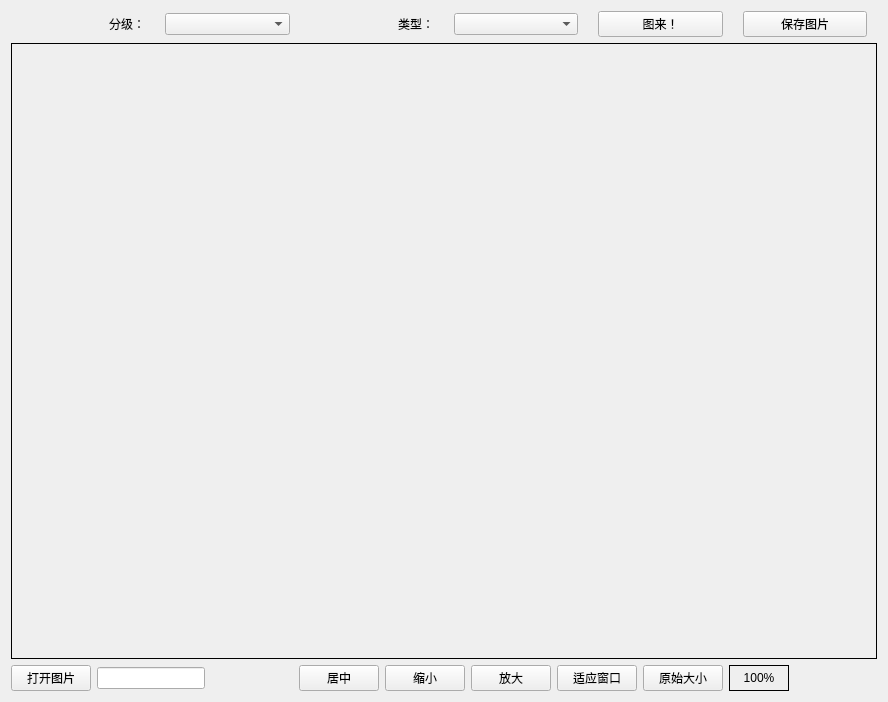
First picture: the form in src/widget.ui, repository Xie-Long-0/WaifuPics, before the edit.
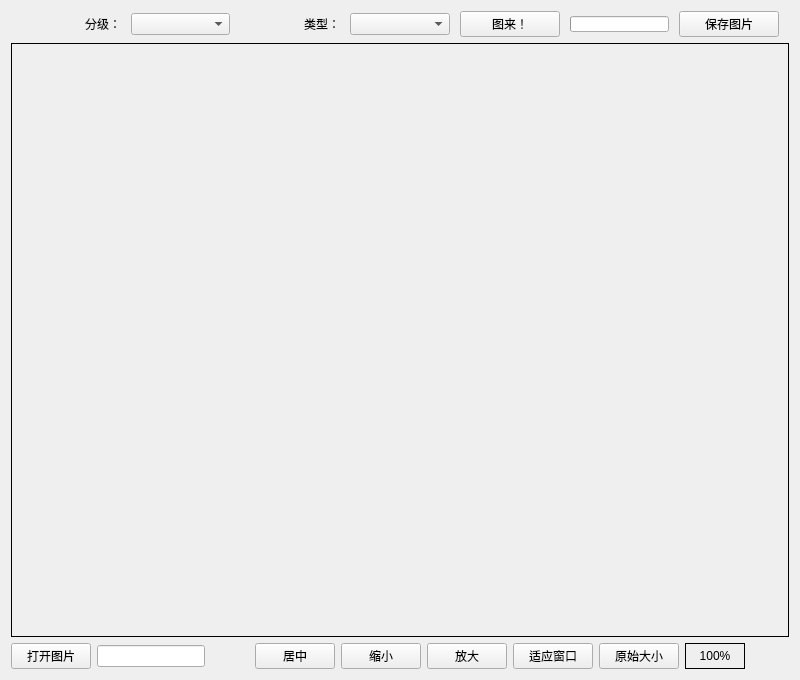
Second picture: the form after the edit.

Commit message: 记录上次窗口位置与保存路径；优化代码

The edit to the form file:
```diff
--- a/src/widget.ui
+++ b/src/widget.ui
@@ -6,10 +6,16 @@
    <rect>
     <x>0</x>
     <y>0</y>
-    <width>888</width>
-    <height>702</height>
+    <width>800</width>
+    <height>680</height>
    </rect>
   </property>
+  <property name="minimumSize">
+   <size>
+    <width>300</width>
+    <height>200</height>
+   </size>
+  </property>
   <property name="windowTitle">
    <string>Widget</string>
   </property>
@@ -17,7 +23,7 @@
    <item>
     <layout class="QHBoxLayout" name="horizontalLayout_2">
      <property name="spacing">
-      <number>20</number>
+      <number>10</number>
      </property>
      <property name="leftMargin">
       <number>10</number>
@@ -58,6 +64,28 @@
        </property>
       </widget>
      </item>
+     <item>
+      <widget class="QProgressBar" name="progressBar">
+       <property name="sizePolicy">
+        <sizepolicy hsizetype="Preferred" vsizetype="Preferred">
+         <horstretch>0</horstretch>
+         <verstretch>0</verstretch>
+        </sizepolicy>
+       </property>
+       <property name="maximumSize">
+        <size>
+         <width>16777215</width>
+         <height>16</height>
+        </size>
+       </property>
+       <property name="value">
+        <number>0</number>
+       </property>
+       <property name="textVisible">
+        <bool>false</bool>
+       </property>
+      </widget>
+     </item>
      <item>
       <widget class="QPushButton" name="savePicBtn">
        <property name="text">
```
The commit also changes 4 other files.
